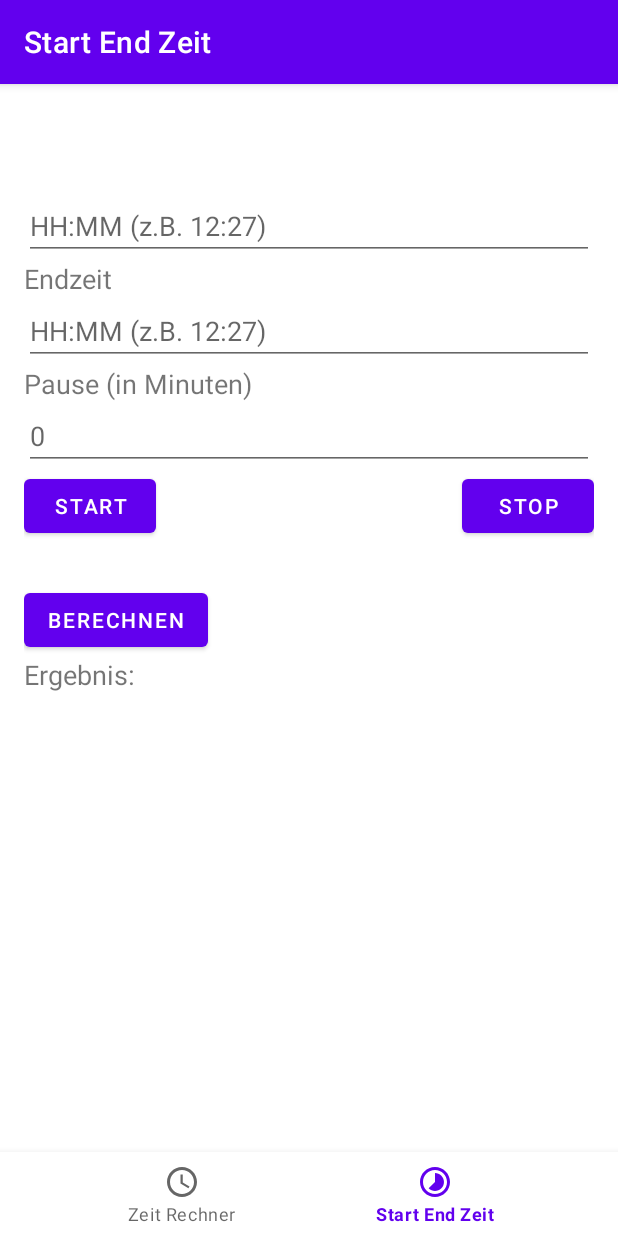
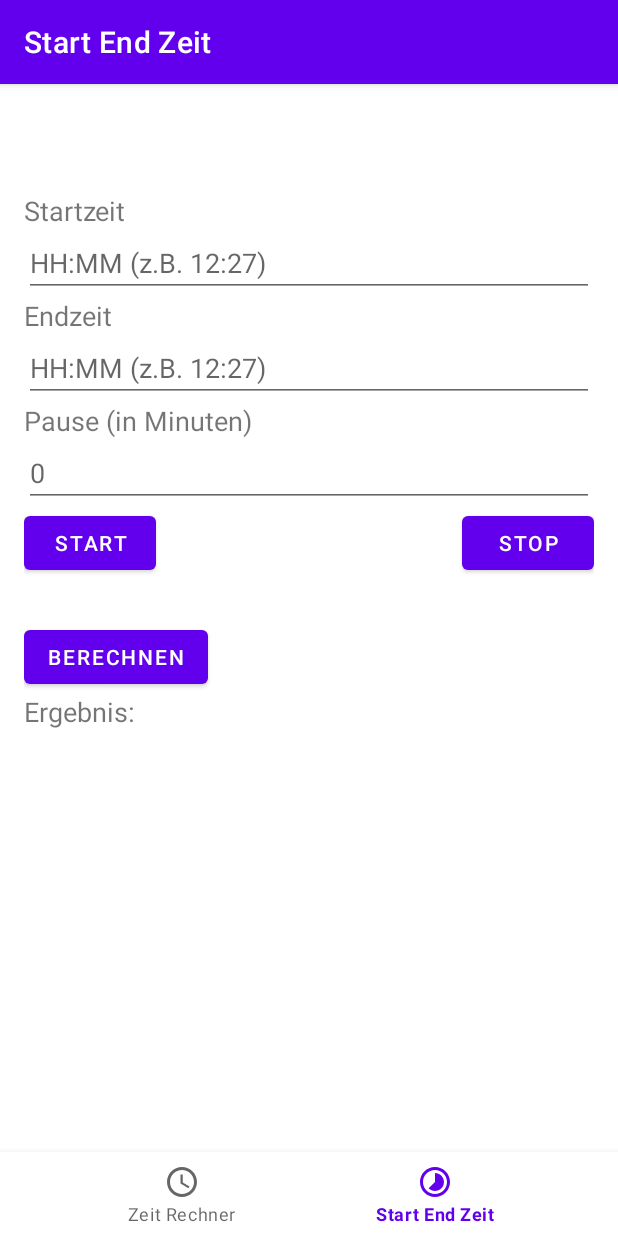
Before and after one commit to CodingRobIT/TimeCalculatorApp, an Android app: the StartEndTimeFragment screen opened through its navigation route, on a phone screen of 412 x 824 dp. Run offline under Robolectric (Android 15) with nearby library versions, the phone set to English and light mode, and no system bars; our stand-ins replace navigation-ui.

Commit message:
set back starttime text

```diff
--- a/src/main/res/layout/fragment_start_end_time.xml
+++ b/src/main/res/layout/fragment_start_end_time.xml
@@ -5,12 +5,12 @@
     android:padding="16dp">
 
     <!-- Startzeit -->
-<!--    <TextView-->
-<!--        android:id="@+id/startTimeLabel"-->
-<!--        android:layout_width="wrap_content"-->
-<!--        android:layout_height="167dp"-->
-<!--        android:text="Startzeit"-->
-<!--        android:textSize="18sp" />-->
+    <TextView
+        android:id="@+id/startTimeLabel"
+        android:layout_width="wrap_content"
+        android:layout_height="wrap_content"
+        android:text="Startzeit"
+        android:textSize="18sp" />
 
     <EditText
         android:id="@+id/startTimeEditText"
```
